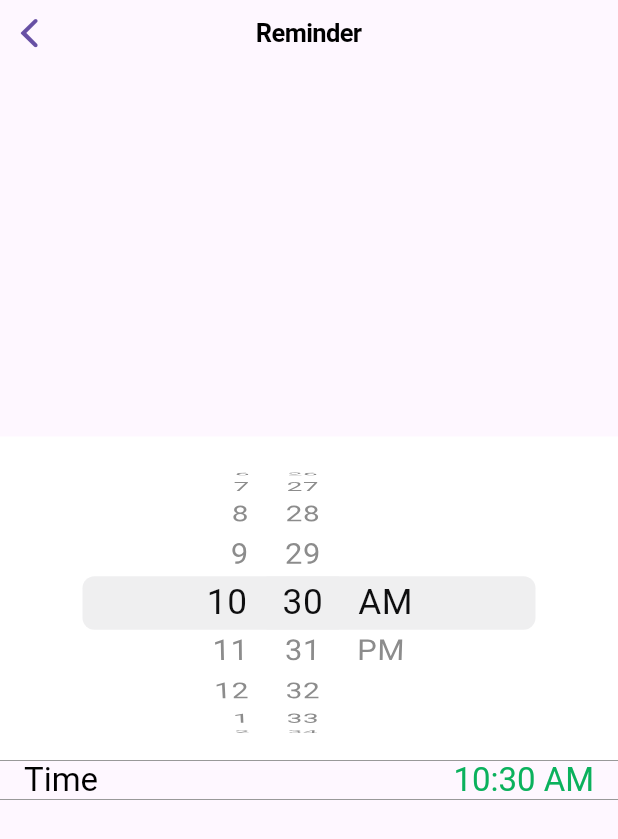
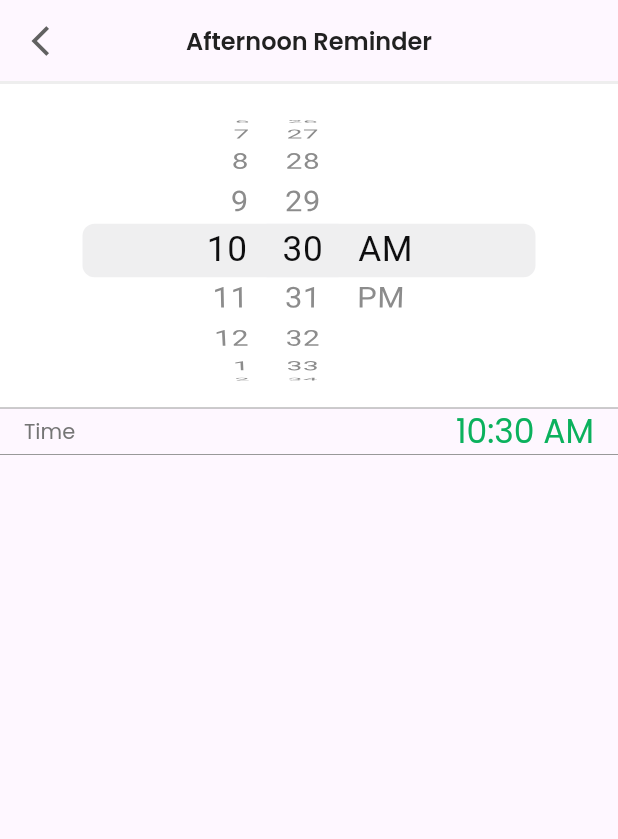
Before and after one commit to kwakdeung/lymphowear_remote_app, a Flutter app: the AfternoonReminder screen opened directly, on a phone screen of 412 x 824 dp. Shown: the top 839 px of the screen. Run offline on Flutter 3.47's test engine with Material 2 defaults, Android fonts, the phone set to English and light mode, and no system bars; our stand-ins replace flutter_svg, lottie.

Commit message:
reminder 수정중

```diff
--- a/lib/pages/reminder/afternoon_reminder.dart
+++ b/lib/pages/reminder/afternoon_reminder.dart
@@ -1,5 +1,6 @@
 // import 'package:cupertino_datepicker/cupertinodatepicker.dart';
 import 'package:flutter/cupertino.dart';
+import 'package:flutter/material.dart';
 // import 'package:flutter/material.dart';
 // import 'package:intl/intl.dart';
 
@@ -16,18 +17,35 @@ class _AfternoonReminderState extends State<AfternoonReminder> {
 
   @override
   Widget build(BuildContext context) {
-    return CupertinoPageScaffold(
-      navigationBar: const CupertinoNavigationBar(
-        middle: Text('Reminder'),
+    return Scaffold(
+      appBar: AppBar(
+        surfaceTintColor: Colors.white,
+        leading: Container(
+          margin: const EdgeInsets.only(left: 10),
+          child: IconButton(
+            icon: const Icon(Icons.arrow_back_ios),
+            color: Colors.grey[700],
+            onPressed: () {
+              Navigator.pop(context);
+            },
           ),
-      child: DefaultTextStyle(
-        style: TextStyle(
-          color: CupertinoColors.label.resolveFrom(context),
-          fontSize: 22.0,
         ),
-        child: Center(
+        title: Text(
+          'Afternoon Reminder',
+          style: Theme.of(context).textTheme.headline6,
+        ),
+        bottom: PreferredSize(
+          preferredSize: const Size.fromHeight(0),
+          child: Container(
+            color: Colors.grey[200],
+            height: 2.0,
+          ),
+        ),
+        centerTitle: true,
+      ),
+      body: Center(
         child: Column(
-            mainAxisAlignment: MainAxisAlignment.center,
+          mainAxisAlignment: MainAxisAlignment.start,
           children: <Widget>[
             CupertinoPageScaffold(
               child: Container(
@@ -36,7 +54,7 @@ class _AfternoonReminderState extends State<AfternoonReminder> {
                 margin: EdgeInsets.only(
                   bottom: MediaQuery.of(context).viewInsets.bottom,
                 ), // margin 조절
-                  color: CupertinoColors.systemBackground.resolveFrom(context),
+                color: Colors.white,
                 child: SafeArea(
                   top: false,
                   child: CupertinoDatePicker(
@@ -64,7 +82,6 @@ class _AfternoonReminderState extends State<AfternoonReminder> {
             ),
           ],
           //     ),
-          ),
         ),
       ),
     );
```
Also changed, not shown: lib/pages/reminder/evening_reminder.dart (+28 -11 lines), lib/pages/reminder/morning_reminder.dart (+28 -11 lines), lib/pages/reminder/night_reminder.dart (+28 -11 lines). Lines whose indentation alone changed are shown as unchanged.
